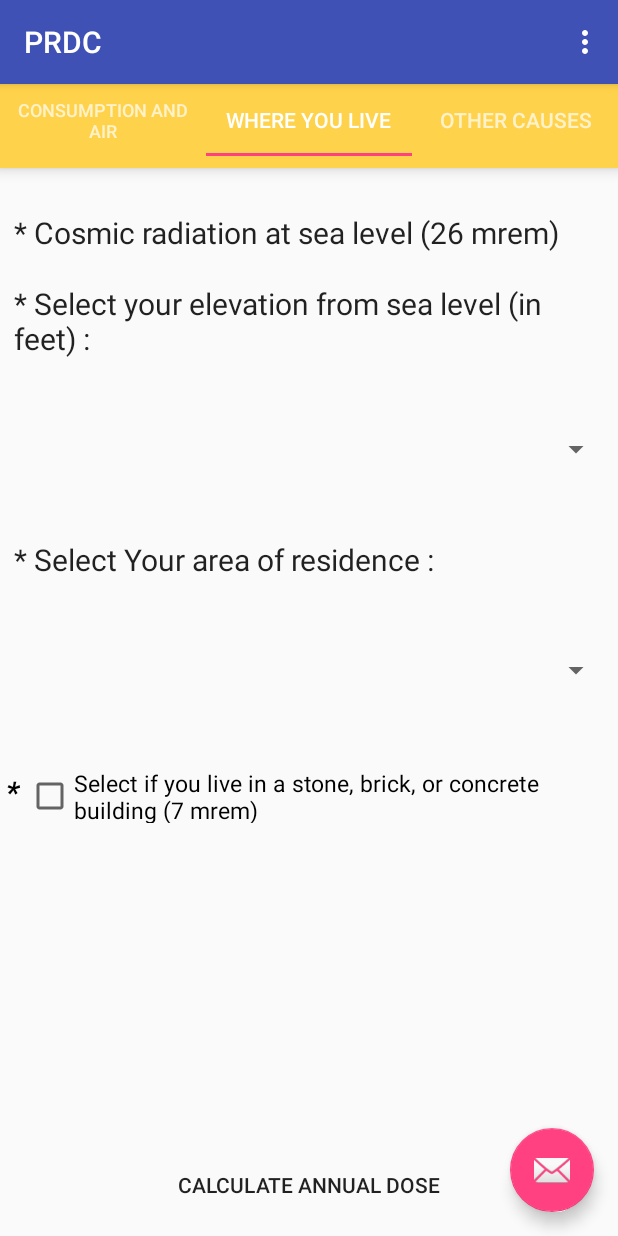
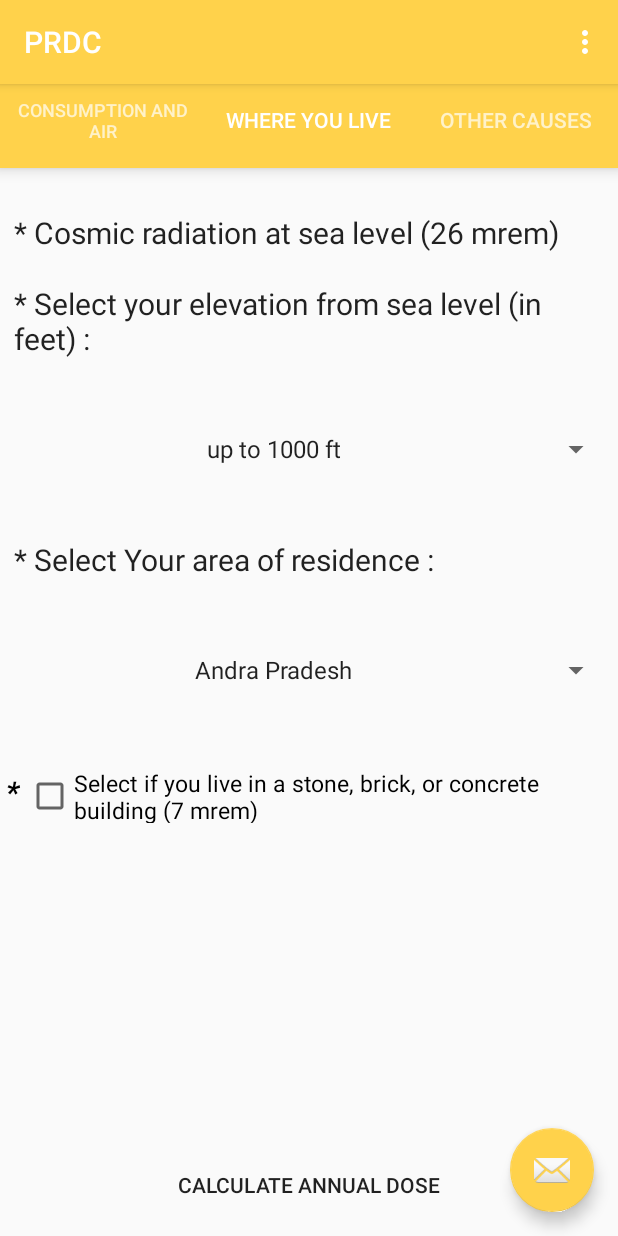
Before and after one commit to robillo/PRDC, an Android app: the screen it shows after launch (MainActivity), on a phone screen of 412 x 824 dp. Run offline under Robolectric (Android 15) with nearby library versions, the phone set to English and light mode, and no system bars.

Commit message:
tabs basis formed

```diff
--- a/app/src/main/java/com/appbusters/robinkamboj/prdc/Tab1.java
+++ b/app/src/main/java/com/appbusters/robinkamboj/prdc/Tab1.java
@@ -2,28 +2,48 @@ package com.appbusters.robinkamboj.prdc;
 
 
 import android.os.Bundle;
+import android.support.annotation.Nullable;
 import android.support.v4.app.Fragment;
 import android.view.LayoutInflater;
 import android.view.View;
 import android.view.ViewGroup;
+import android.widget.ArrayAdapter;
+import android.widget.Spinner;
 
 
-/**
- * A simple {@link Fragment} subclass.
- */
+//Our class extending fragment
 public class Tab1 extends Fragment {
 
 
-    public Tab1() {
-        // Required empty public constructor
-    }
+    Spinner sp1,sp2;
+
+    String[] elevation = {"up to 1000 ft","1000-2000 ft","2000-4000 ft","4000-5000 ft","5000-6000 ft","6000-7000 ft",
+            "7000-8000 ft","8000-9000 ft"};
+
+    String[] string_state = {"Andra Pradesh","Arunachal Pradesh","Assam","Bihar","Chhattisgarh","Delhi","Goa","Gujarat",
+            "Haryana","Himachal Pradesh","Jammu and Kashmir","Jharkhand","Karnataka","Kerala","Madya Pradesh","Maharashtra",
+            "Manipur","Meghalaya","Mizoram","Nagaland","Orissa","Punjab","Rajasthan","Sikkim","Tamil Nadu","Tripura","Uttaranchal",
+            "Uttar Pradesh","West Bengal"};
+
+    @Override
+    public View onCreateView(LayoutInflater inflater, @Nullable ViewGroup container, @Nullable Bundle savedInstanceState) {
+        View v = inflater.inflate(R.layout.tab1, container, false);
+
+        //Returning the layout file after inflating
+        //Change R.layout.tab1 in you classes
+
+        sp1 = (Spinner) v.findViewById(R.id.spinner);
+        sp2 = (Spinner) v.findViewById(R.id.spinner2);
 
 
-    @Override
-    public View onCreateView(LayoutInflater inflater, ViewGroup container,
-                             Bundle savedInstanceState) {
-        // Inflate the layout for this fragment
-        return inflater.inflate(R.layout.tab1, container, false);
+        ArrayAdapter<String> eleAdapter = new ArrayAdapter<String>(getContext(), android.R.layout.simple_spinner_item, elevation);
+        eleAdapter.setDropDownViewResource(android.R.layout.simple_spinner_dropdown_item);
+        sp1.setAdapter(eleAdapter);
+
+        ArrayAdapter<String> stateAdapter = new ArrayAdapter<String>(getContext(), android.R.layout.simple_spinner_item, string_state);
+        stateAdapter.setDropDownViewResource(android.R.layout.simple_spinner_dropdown_item);
+        sp2.setAdapter(stateAdapter);
+
+        return v;
     }
-
 }
--- a/app/src/main/res/values/colors.xml
+++ b/app/src/main/res/values/colors.xml
@@ -1,6 +1,9 @@
 <?xml version="1.0" encoding="utf-8"?>
 <resources>
-    <color name="colorPrimary">#3F51B5</color>
-    <color name="colorPrimaryDark">#303F9F</color>
-    <color name="colorAccent">#FF4081</color>
+    <color name="colorPrimary">#FFD24B</color>
+    <color name="colorPrimaryDark">#FFA40D</color>
+    <color name="colorAccent">#FFD24B</color>
+    <color name="colorPrimaryLight">#FDD835</color>
+    <color name="colorPrimaryLightLight">#FFF59D</color>
+    <color name="colorPrimary2">#FFB74D</color>
 </resources>
```
